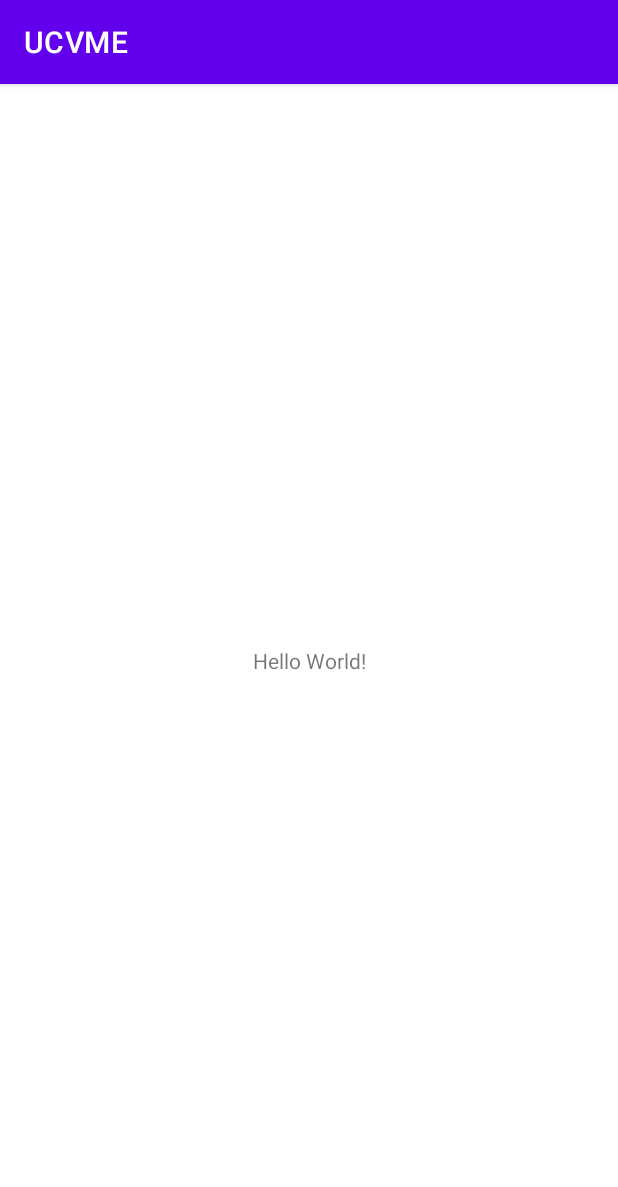
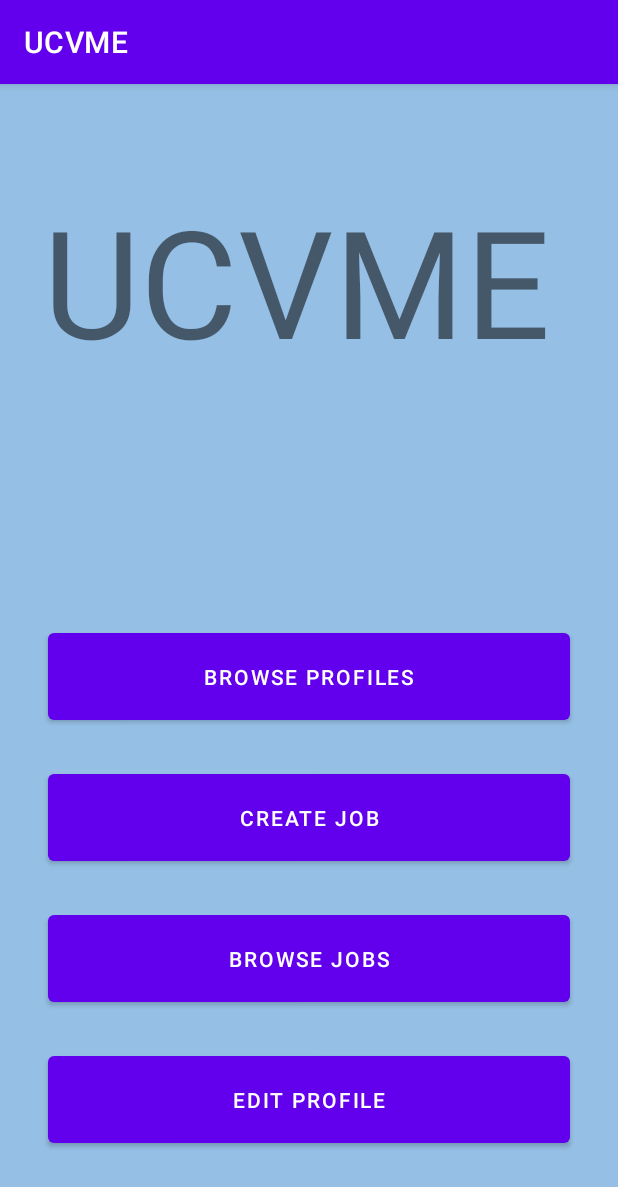
Before and after one commit to JamieHeffernan/UCVME, an Android app: the screen it shows after launch (MainActivity), on a phone screen of 412 x 824 dp. Shown: the top 1187 px of the screen. Run offline under Robolectric (Android 15) with nearby library versions, the phone set to English and light mode, and no system bars.

Commit message:
Added Main Menu
Added main menu with buttons

```diff
--- a/app/src/main/res/layout/activity_main.xml
+++ b/app/src/main/res/layout/activity_main.xml
@@ -4,15 +4,71 @@
     xmlns:tools="http://schemas.android.com/tools"
     android:layout_width="match_parent"
     android:layout_height="match_parent"
+    android:background="@color/baccy"
     tools:context=".MainActivity">
 
+    <Button
+        android:id="@+id/browsejobsbutton"
+        android:layout_width="fill_parent"
+        android:layout_height="70dp"
+        android:layout_marginStart="32dp"
+        android:layout_marginEnd="32dp"
+        android:layout_marginBottom="24dp"
+        android:text="Browse Jobs"
+        app:layout_constraintBottom_toTopOf="@+id/editprofilebutton"
+        app:layout_constraintEnd_toEndOf="parent"
+        app:layout_constraintHorizontal_bias="1.0"
+        app:layout_constraintStart_toStartOf="parent" />
+
+    <Button
+        android:id="@+id/editprofilebutton"
+        android:layout_width="fill_parent"
+        android:layout_height="70dp"
+        android:layout_marginStart="32dp"
+        android:layout_marginEnd="32dp"
+        android:layout_marginBottom="56dp"
+        android:text="Edit Profile"
+        app:layout_constraintBottom_toBottomOf="parent"
+        app:layout_constraintEnd_toEndOf="parent"
+        app:layout_constraintHorizontal_bias="0.0"
+        app:layout_constraintStart_toStartOf="parent" />
+
+    <Button
+        android:id="@+id/browseprofilebutton"
+        android:layout_width="fill_parent"
+        android:layout_height="70dp"
+        android:layout_marginStart="32dp"
+        android:layout_marginEnd="32dp"
+        android:layout_marginBottom="24dp"
+        android:text="Browse Profiles"
+        app:layout_constraintBottom_toTopOf="@+id/createjobbutton"
+        app:layout_constraintEnd_toEndOf="parent"
+        app:layout_constraintHorizontal_bias="0.0"
+        app:layout_constraintStart_toStartOf="parent" />
+
+    <Button
+        android:id="@+id/createjobbutton"
+        android:layout_width="fill_parent"
+        android:layout_height="70dp"
+        android:layout_marginStart="32dp"
+        android:layout_marginEnd="32dp"
+        android:layout_marginBottom="24dp"
+        android:text="Create Job"
+        app:layout_constraintBottom_toTopOf="@+id/browsejobsbutton"
+        app:layout_constraintEnd_toEndOf="parent"
+        app:layout_constraintHorizontal_bias="0.0"
+        app:layout_constraintStart_toStartOf="parent" />
+
     <TextView
-        android:layout_width="wrap_content"
-        android:layout_height="wrap_content"
-        android:text="Hello World!"
-        app:layout_constraintBottom_toBottomOf="parent"
+        android:id="@+id/logo"
+        android:layout_width="355dp"
+        android:layout_height="127dp"
+        android:layout_marginStart="32dp"
+        android:layout_marginTop="64dp"
+        android:layout_marginEnd="32dp"
+        android:text="UCVME"
+        android:textSize="100sp"
         app:layout_constraintEnd_toEndOf="parent"
         app:layout_constraintStart_toStartOf="parent"
         app:layout_constraintTop_toTopOf="parent" />
-
 </androidx.constraintlayout.widget.ConstraintLayout>
--- a/app/src/main/res/values/colors.xml
+++ b/app/src/main/res/values/colors.xml
@@ -7,4 +7,10 @@
     <color name="teal_700">#FF018786</color>
     <color name="black">#FF000000</color>
     <color name="white">#FFFFFFFF</color>
+    <color name="funky_white">#B4CBE7</color>
+    <color name="baccy">#95BFE4</color>
+    <color name="bloo_200">#447fB1</color>
+    <color name="bloo_500">#052743</color>
+    <color name="bloo_700">#102539</color>
+    <color name="grey">#303645</color>
 </resources>
```
